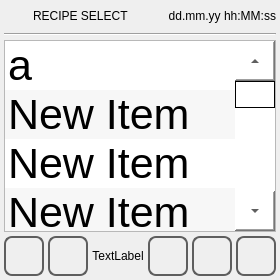
MECTsrl/mect_plugins, file qt_library/ATCMrecipe/recipe_select.ui: the form before one commit.
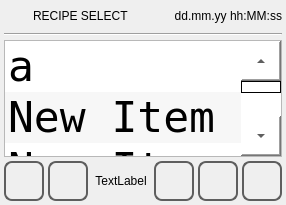
The form after the commit. Icons and pictures are not drawn.

The edit to the form file:
```diff
--- a/qt_library/ATCMrecipe/recipe_select.ui
+++ b/qt_library/ATCMrecipe/recipe_select.ui
@@ -6,7 +6,8 @@
    <rect>
     <x>0</x>
     <y>0</y>
-    %Model%
+    <width>286</width>
+    <height>205</height>
    </rect>
   </property>
   <property name="minimumSize">
@@ -125,7 +126,7 @@
     <widget class="QListWidget" name="listWidget">
      <property name="font">
       <font>
-       <family>Ubuntu</family>
+       <family>DejaVu Sans Mono</family>
        <pointsize>32</pointsize>
        <weight>50</weight>
        <italic>false</italic>
@@ -241,6 +242,9 @@
    </item>
    <item>
     <layout class="QHBoxLayout" name="horizontalLayout_2">
+     <property name="spacing">
+      <number>4</number>
+     </property>
      <item>
       <widget class="QPushButton" name="pushButtonHome">
        <property name="sizePolicy">
```
Left out of the diff: 4 changed lines with no effect on the pictures.
